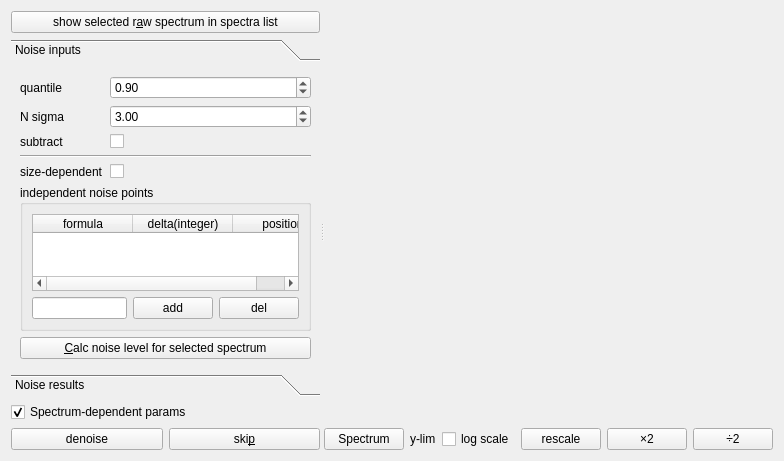
The window that Orbitool/UI/Noise.ui (l460289052/Orbitool) describes before a commit, drawn with Qt 5.
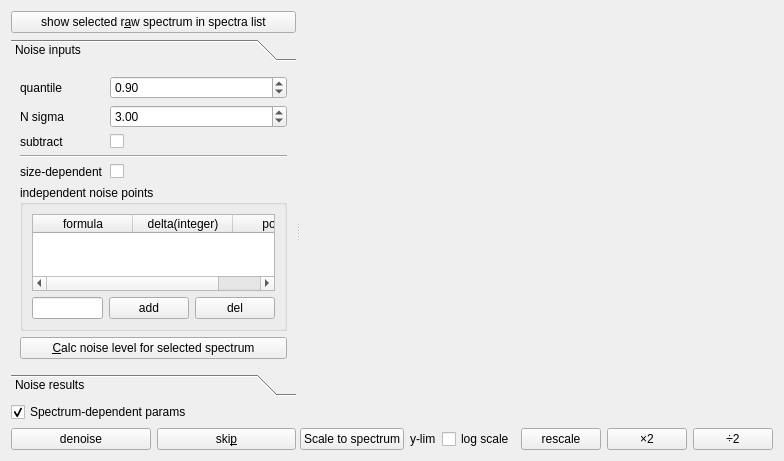
The same window after the commit.

Diff of the .ui file:
```diff
--- a/Orbitool/UI/Noise.ui
+++ b/Orbitool/UI/Noise.ui
@@ -374,7 +374,7 @@
          <item>
           <widget class="QPushButton" name="spectrumPushButton">
            <property name="text">
-            <string>Spectrum</string>
+            <string>Scale to spectrum</string>
            </property>
           </widget>
          </item>
```
